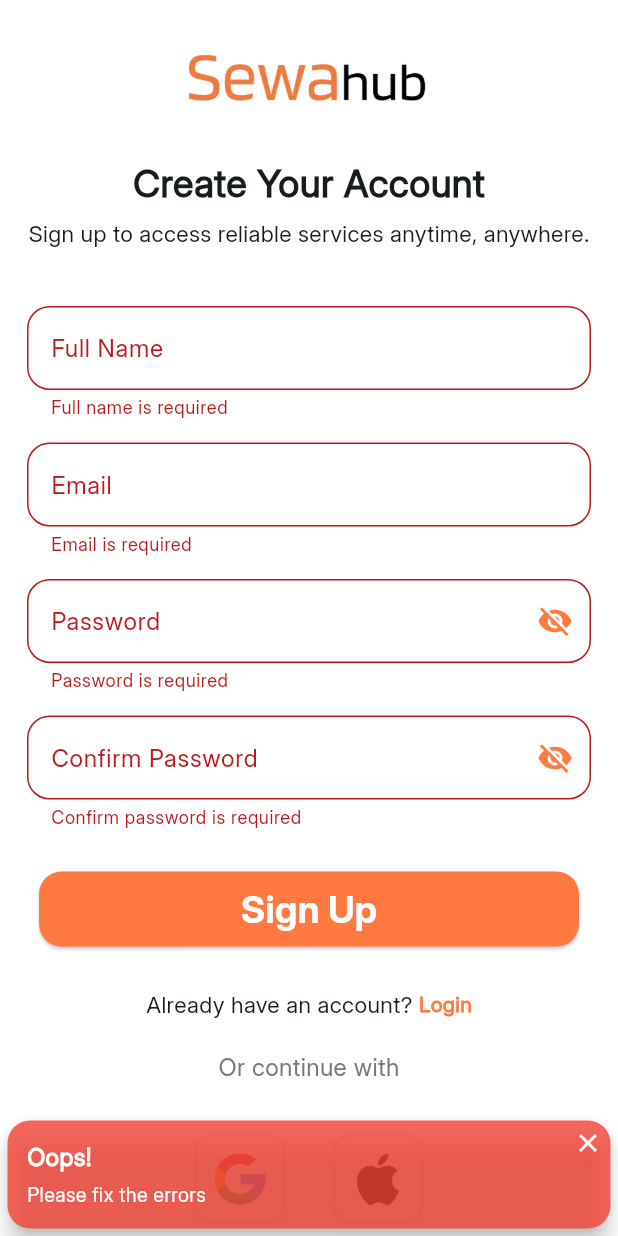
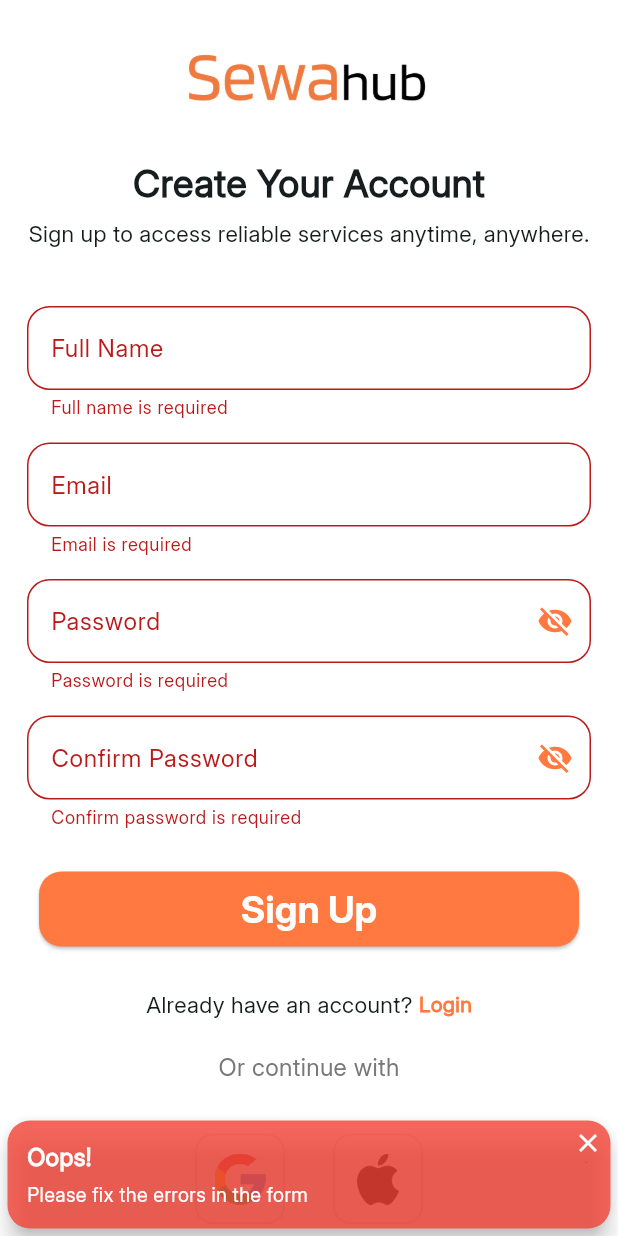
Before and after one commit to SajeenaMahotra/sewa_hub, a Flutter app: the SignupScreen screen opened directly, scrolled down 76 dp, after a tap on "Sign Up", on a phone screen of 412 x 824 dp. Run offline on Flutter 3.47's test engine with Material 3 defaults, Android fonts, the phone set to English and light mode, and no system bars; our stand-ins replace dartz, equatable, flutter_riverpod, hive; accounts and stored records are empty.

Commit message:
add auth state, view model, and update signup screen with validation

```diff
--- a/lib/commons/snackbar.dart
+++ /dev/null
@@ -1,69 +0,0 @@
-import 'package:flutter/material.dart';
-
-showSnackbar({
-  required BuildContext context,
-  required String title,
-  required String message,
-  Color? color,
-  double opacity = 0.8,
-  Duration duration = const Duration(seconds: 3),
-}){
-  ScaffoldMessenger.of(context).showSnackBar(
-    SnackBar(
-      content: Stack(
-        children: [
-          Padding(
-            padding: const EdgeInsets.all(8.0),
-            child: Column(
-              crossAxisAlignment: CrossAxisAlignment.start,
-              mainAxisSize: MainAxisSize.min,
-              children: [
-                Text(
-                  title,
-                  style: const TextStyle(
-                    color: Colors.white,
-                    fontSize: 16,
-                    fontWeight: FontWeight.bold,
-                  ),
-                ),
-                const SizedBox(height: 4),
-                Text(
-                  message,
-                  style: const TextStyle(
-                    color: Colors.white,
-                    fontSize: 13,
-                  ),
-                ),
-              ],
-            ),
-          ),
-          //close
-          Positioned(
-            top: 0,
-            right: 0,
-            child: GestureDetector(
-              onTap: () {
-                ScaffoldMessenger.of(context).hideCurrentSnackBar();
-              },
-              child: const Icon(
-                Icons.close,
-                color: Colors.white,
-                size: 20,
-              ),
-            ),
-          ),
-        ],
-      ),
-      backgroundColor: (color ?? const Color(0xFFFF7940))
-          .withOpacity(opacity),
-      duration: duration,
-      behavior: SnackBarBehavior.floating,
-      shape: RoundedRectangleBorder(
-        borderRadius: BorderRadius.circular(15),
-      ),
-      margin: const EdgeInsets.all(5),
-      padding: const EdgeInsets.symmetric(horizontal: 5, vertical: 5),
-    ),
-  );
-
-}
--- /dev/null
+++ b/lib/core/utils/snackbar_utils.dart
@@ -0,0 +1,98 @@
+import 'package:flutter/material.dart';
+
+class SnackbarUtils {
+  SnackbarUtils._();
+
+  static void _show({
+    required BuildContext context,
+    required String title,
+    required String message,
+    Color color = const Color(0xFFFF7940),
+    double opacity = 0.8,
+    Duration duration = const Duration(seconds: 3),
+  }) {
+    ScaffoldMessenger.of(context).showSnackBar(
+      SnackBar(
+        content: Stack(
+          children: [
+            Padding(
+              padding: const EdgeInsets.all(8.0),
+              child: Column(
+                crossAxisAlignment: CrossAxisAlignment.start,
+                mainAxisSize: MainAxisSize.min,
+                children: [
+                  Text(
+                    title,
+                    style: const TextStyle(
+                      color: Colors.white,
+                      fontSize: 16,
+                      fontWeight: FontWeight.bold,
+                    ),
+                  ),
+                  const SizedBox(height: 4),
+                  Text(
+                    message,
+                    style: const TextStyle(
+                      color: Colors.white,
+                      fontSize: 13,
+                    ),
+                  ),
+                ],
+              ),
+            ),
+            Positioned(
+              top: 0,
+              right: 0,
+              child: GestureDetector(
+                onTap: () {
+                  ScaffoldMessenger.of(context).hideCurrentSnackBar();
+                },
+                child: const Icon(
+                  Icons.close,
+                  color: Colors.white,
+                  size: 20,
+                ),
+              ),
+            ),
+          ],
+        ),
+        backgroundColor: color.withOpacity(opacity),
+        duration: duration,
+        behavior: SnackBarBehavior.floating,
+        shape: RoundedRectangleBorder(
+          borderRadius: BorderRadius.circular(15),
+        ),
+        margin: const EdgeInsets.all(5),
+        padding: const EdgeInsets.symmetric(horizontal: 5, vertical: 5),
+      ),
+    );
+  }
+
+  // Success
+  static void showSuccess(
+    BuildContext context, {
+    String title = 'Success!',
+    required String message,
+  }) {
+    _show(
+      context: context,
+      title: title,
+      message: message,
+      color: Colors.green,
+    );
+  }
+
+  // Error
+  static void showError(
+    BuildContext context, {
+    String title = 'Oops!',
+    required String message,
+  }) {
+    _show(
+      context: context,
+      title: title,
+      message: message,
+      color: Colors.red,
+    );
+  }
+}
--- a/lib/features/auth/presentation/pages/signup_page.dart
+++ b/lib/features/auth/presentation/pages/signup_page.dart
@@ -1,18 +1,22 @@
 import 'package:flutter/material.dart';
-import 'package:sewa_hub/commons/snackbar.dart';
+import 'package:flutter_riverpod/flutter_riverpod.dart';
+import 'package:sewa_hub/core/utils/snackbar_utils.dart';
+
 import 'package:sewa_hub/features/auth/presentation/pages/login_page.dart';
 import 'package:sewa_hub/core/widgets/button1.dart';
 import 'package:sewa_hub/core/widgets/button2.dart';
 import 'package:sewa_hub/core/widgets/custom_text_field.dart';
+import 'package:sewa_hub/features/auth/presentation/state/auth_state.dart';
+import 'package:sewa_hub/features/auth/presentation/view_model/auth_view_model.dart';
 
-class SignupScreen extends StatefulWidget {
+class SignupScreen extends ConsumerStatefulWidget {
   const SignupScreen({super.key});
 
   @override
-  State<SignupScreen> createState() => _SignupScreenState();
+  ConsumerState<SignupScreen> createState() => _SignupScreenState();
 }
 
-class _SignupScreenState extends State<SignupScreen> {
+class _SignupScreenState extends ConsumerState<SignupScreen> {
   final _formKey = GlobalKey<FormState>();
   final TextEditingController _fullnameController = TextEditingController();
   final TextEditingController _emailController = TextEditingController();
@@ -29,42 +33,64 @@
     super.dispose();
   }
 
-  void _validateAndSignup() {
-    if (_formKey.currentState!.validate()) {
-      // Signup successful
-      showSnackbar(
-        context: context,
-        message: "Your account has been successfully created.",
-        color: Colors.green,
-        title: 'Success !',
+  Future<void> _validateAndSignup() async {
+  if (_formKey.currentState!.validate()) {
+    // Form is valid, proceed with registration
+    ref.read(authViewModelProvider.notifier).register(
+      fullName: _fullnameController.text,
+      email: _emailController.text,
+      password: _passwordController.text,
+    );
+  } else {
+    // Form validation failed, show error snackbar
+    SnackbarUtils.showError(
+      context,
+      message: "Please fix the errors in the form",
+    );
+  }
+}
+
+  @override
+  Widget build(BuildContext context) {
+
+    final screenWidth = MediaQuery.of(context).size.width;
+
+    final authstate = ref.watch(authViewModelProvider);
+
+    ref.listen<AuthState>(authViewModelProvider, (previous, next) {
+    if (next.status == AuthStatus.error) {
+      SnackbarUtils.showError(
+        context,
+        message: next.errorMessage ?? 'Failed to register',
       );
-      // Clear fields after successful signup
+    }
+
+    if (next.status == AuthStatus.registered) {
+      SnackbarUtils.showSuccess(
+        context,
+        message: 'Registration successful',
+      );
+
+      // Clear fields
       _fullnameController.clear();
       _emailController.clear();
       _passwordController.clear();
       _confirmpasswordController.clear();
-      // Navigate to Login after 1 second delay
+
+      // Navigate after success
       Future.delayed(const Duration(seconds: 1), () {
         if (mounted) {
-          Navigator.push(
+          Navigator.pushReplacement(
             context,
-            MaterialPageRoute(builder: (context) => const LoginScreen()),
+            MaterialPageRoute(
+              builder: (_) => const LoginScreen(),
+            ),
           );
         }
       });
-    } else {
-      showSnackbar(
-        context: context,
-        message: "Please fix the errors",
-        color: Colors.red,
-        title: 'Oops!',
-      );
     }
-  }
+  });
 
-  @override
-  Widget build(BuildContext context) {
-    final screenWidth = MediaQuery.of(context).size.width;
     return Scaffold(
       backgroundColor: Colors.white,
       body: Center(
--- /dev/null
+++ b/lib/features/auth/presentation/state/auth_state.dart
@@ -0,0 +1,38 @@
+import 'package:equatable/equatable.dart';
+import 'package:sewa_hub/features/auth/domain/entities/auth_entity.dart';
+
+enum AuthStatus {
+  initial,
+  authenticated,
+  unauthenticated,
+  loading,
+  registered,
+  error,
+}
+class AuthState extends Equatable {
+  final AuthStatus status;
+  final AuthEntity? authEntity;
+  final String? errorMessage;
+
+  const AuthState({
+    this.status = AuthStatus.initial,
+    this.authEntity,
+    this.errorMessage,
+  });
+
+  //copyWith
+  AuthState copyWith({
+    AuthStatus? status,
+    AuthEntity? authEntity,
+    String? errorMessage,
+  }) {
+    return AuthState(
+      status: status ?? this.status,
+      authEntity: authEntity ?? this.authEntity,
+      errorMessage: errorMessage ?? this.errorMessage,
+    );
+  }
+
+  @override
+  List<Object?> get props => [status, authEntity, errorMessage];
+}
--- a/lib/main.dart
+++ b/lib/main.dart
@@ -1,7 +1,8 @@
 import 'package:flutter/cupertino.dart';
+import 'package:flutter_riverpod/flutter_riverpod.dart';
 import 'package:sewa_hub/app/app.dart';
 
 void main(){
 
-    runApp(App());
+    runApp(const ProviderScope(child: App()));
 }
```
Also changed, not shown: lib/features/auth/presentation/view_model/auth_view_model.dart (added, +78 -0 lines).
